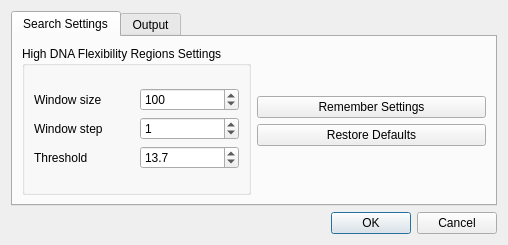
Before: the Qt Designer form src/plugins/dna_flexibility/src/ui/DNAFlexDialog.ui in violethaze74/ugene, drawn with Qt 5.
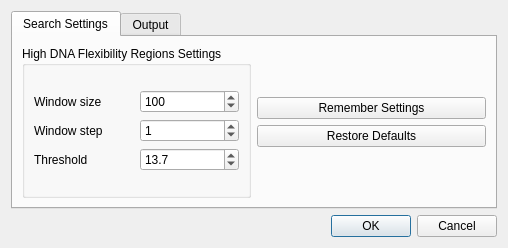
After: the same form once the commit is applied. The open tabs and pages were chosen to show the change.

Commit message: "DNA Flexibility" dialog minor fix: the first tab is opened by default

```diff
--- a/src/plugins/dna_flexibility/src/ui/DNAFlexDialog.ui
+++ b/src/plugins/dna_flexibility/src/ui/DNAFlexDialog.ui
@@ -7,7 +7,7 @@
     <x>0</x>
     <y>0</y>
     <width>508</width>
-    <height>245</height>
+    <height>248</height>
    </rect>
   </property>
   <property name="sizePolicy">
```
Left out of the diff: 2 changed lines with no effect on the pictures.
